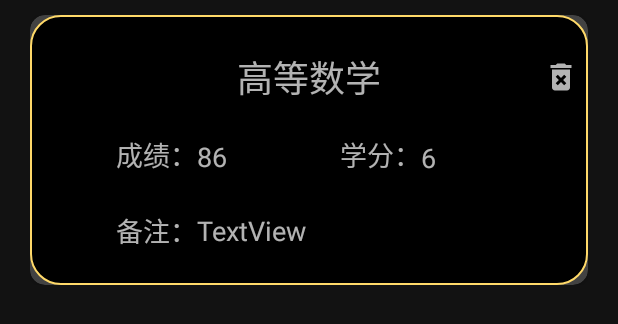
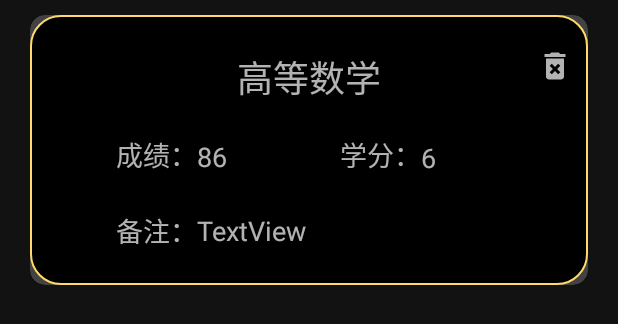
Before and after one commit to nooneelsewould/ScoreAverage, an Android app: the layout cell_card.xml on its own in the app's theme, with its tools: preview values and no code run, on a phone screen of 412 x 824 dp. Shown: the top 324 px of the screen. Run offline under Robolectric (Android 15) with nearby library versions, the phone set to English and light mode, and no system bars.

```diff
--- a/app/src/main/res/layout/cell_card.xml
+++ b/app/src/main/res/layout/cell_card.xml
@@ -155,14 +155,16 @@
                 app:layout_constraintTop_toBottomOf="@+id/textView2" />
 
             <ImageButton
-                android:id="@+id/imageButton3"
+                android:id="@+id/removeBtn"
                 android:layout_width="30dp"
                 android:layout_height="33dp"
                 android:background="#000000"
                 app:layout_constraintBottom_toBottomOf="@+id/course"
                 app:layout_constraintEnd_toEndOf="parent"
+                app:layout_constraintHorizontal_bias="0.0"
                 app:layout_constraintStart_toStartOf="@+id/guideline4"
-                app:layout_constraintTop_toTopOf="@+id/course"
+                app:layout_constraintTop_toTopOf="parent"
+                app:layout_constraintVertical_bias="0.666"
                 app:srcCompat="@drawable/ic_baseline_delete_forever_24" />
 
 
--- a/app/src/main/res/layout/fragment_score.xml
+++ b/app/src/main/res/layout/fragment_score.xml
@@ -26,7 +26,7 @@
     </androidx.recyclerview.widget.RecyclerView>
 
     <TextView
-        android:id="@+id/textView"
+        android:id="@+id/scoreAverage"
         android:layout_width="wrap_content"
         android:layout_height="wrap_content"
         android:layout_marginStart="20dp"
```
Also changed, not shown: app/src/main/java/com/example/scoreaverage/MyAdapter.kt (+26 -2 lines), app/src/main/java/com/example/scoreaverage/ScoreFragment.kt (+29 -2 lines).
